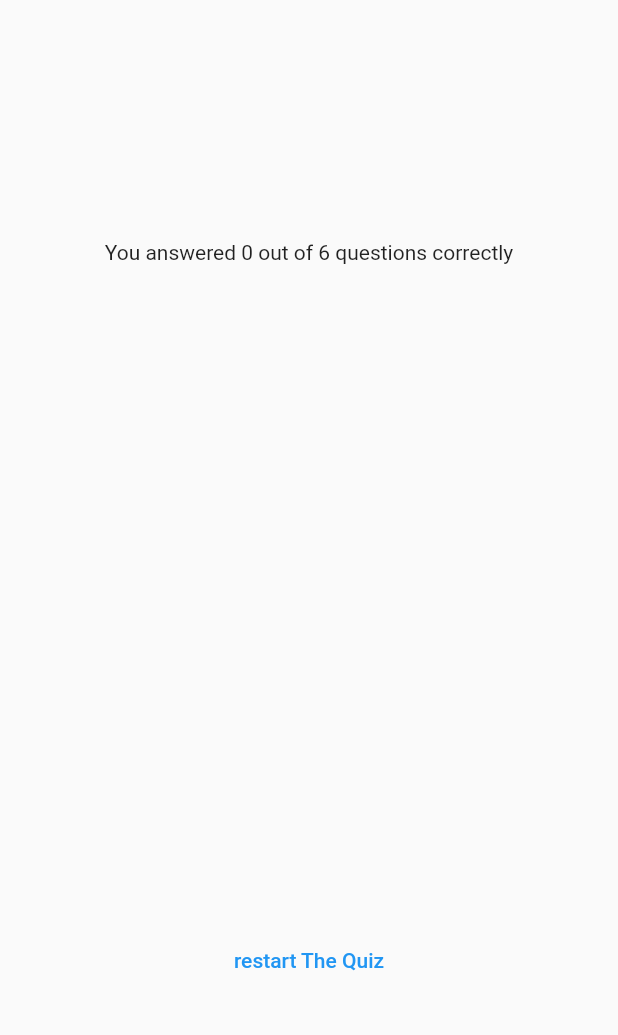
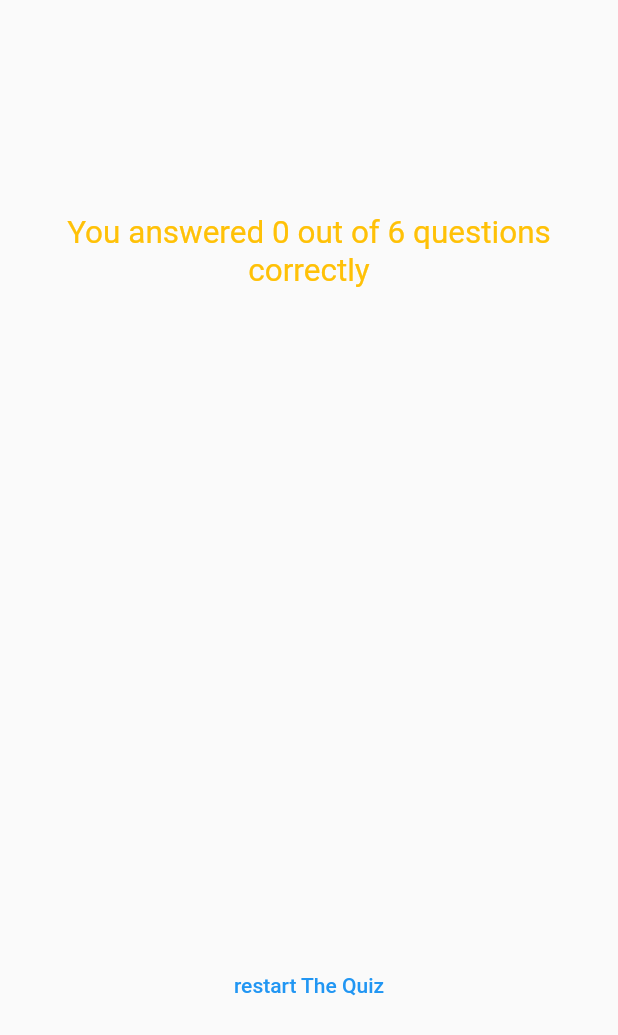
Before and after one commit to Jean-Lionel/quiz-exercice-flutter, a Flutter app: the ResultScreen widget shown alone on an empty page, opened directly with empty values, on a phone screen of 412 x 824 dp. Shown: the top 1035 px of the screen. Run offline on Flutter 3.47's test engine with Material 2 defaults, Android fonts, the phone set to English and light mode, and no system bars; our stand-ins replace google_fonts.

Commit message:
making exercice

```diff
--- a/lib/question_summary.dart
+++ b/lib/question_summary.dart
@@ -1,3 +1,4 @@
+import 'package:adv_basics/data/question.dart';
 import 'package:flutter/material.dart';
 
 class QuestionSummary extends StatelessWidget {
@@ -6,7 +7,6 @@ class QuestionSummary extends StatelessWidget {
 
   @override
   Widget build(BuildContext context) {
-    print(summaryData);
     return SizedBox(
       height: 400,
       child: SingleChildScrollView(
@@ -14,19 +14,43 @@ class QuestionSummary extends StatelessWidget {
           children: summaryData
               .map(
                 (e) => Row(
+                  crossAxisAlignment: CrossAxisAlignment.start,
                   children: [
-                    Text(
-                      ((e['question_index'] as int) + 1).toString(),
+                    CircleAvatar(
+                      child: Text(
+                        ((e['question_index'] as int) + 1).toString(),
+                      ),
+                    ),
+                    const SizedBox(
+                      width: 20,
                     ),
                     Expanded(
                       child: Column(
                         children: [
-                          Text(e['question'] as String),
+                          Text(
+                            e['question'] as String,
+                            style: const TextStyle(
+                              color: Color(0xF3F3C83B),
+                              fontSize: 18,
+                            ),
+                            textAlign: TextAlign.justify,
+                          ),
                           const SizedBox(
-                            height: 30,
+                            height: 5,
                           ),
-                          Text(e['user_answer'] as String),
-                          Text(e['question_answer'] as String),
+                          Column(
+                            crossAxisAlignment: CrossAxisAlignment.start,
+                            children: questions[(e['question_index'] as int)]
+                                .answers
+                                .map(
+                                  (data) => TextAnswer(
+                                      data,
+                                      (e['question_answer'] == data),
+                                      (e['question_answer'] ==
+                                          e['user_answer'])),
+                                )
+                                .toList(),
+                          ),
                         ],
                       ),
                     )
@@ -38,4 +62,20 @@ class QuestionSummary extends StatelessWidget {
       ),
     );
   }
+
+  Widget TextAnswer(e, bool user_answer, bool correctAnswer) {
+    return Padding(
+      padding: EdgeInsets.symmetric(vertical: 5),
+      child: Text(
+        e,
+        style: TextStyle(
+          fontSize: 17,
+          color: user_answer
+              ? (correctAnswer ? Colors.green : Colors.white)
+              : Colors.deepOrange,
+        ),
+        textAlign: TextAlign.left,
+      ),
+    );
+  }
 }
--- a/lib/result_screen.dart
+++ b/lib/result_screen.dart
@@ -37,7 +37,13 @@ class ResultScreen extends StatelessWidget {
           mainAxisAlignment: MainAxisAlignment.center,
           children: [
             Text(
-                'You answered $correctAnswer out of $totalQuestion questions correctly'),
+              'You answered $correctAnswer out of $totalQuestion questions correctly',
+              style: const TextStyle(
+                fontSize: 21,
+                color: Colors.amber,
+              ),
+              textAlign: TextAlign.center,
+            ),
             const SizedBox(
               height: 20,
             ),
```
